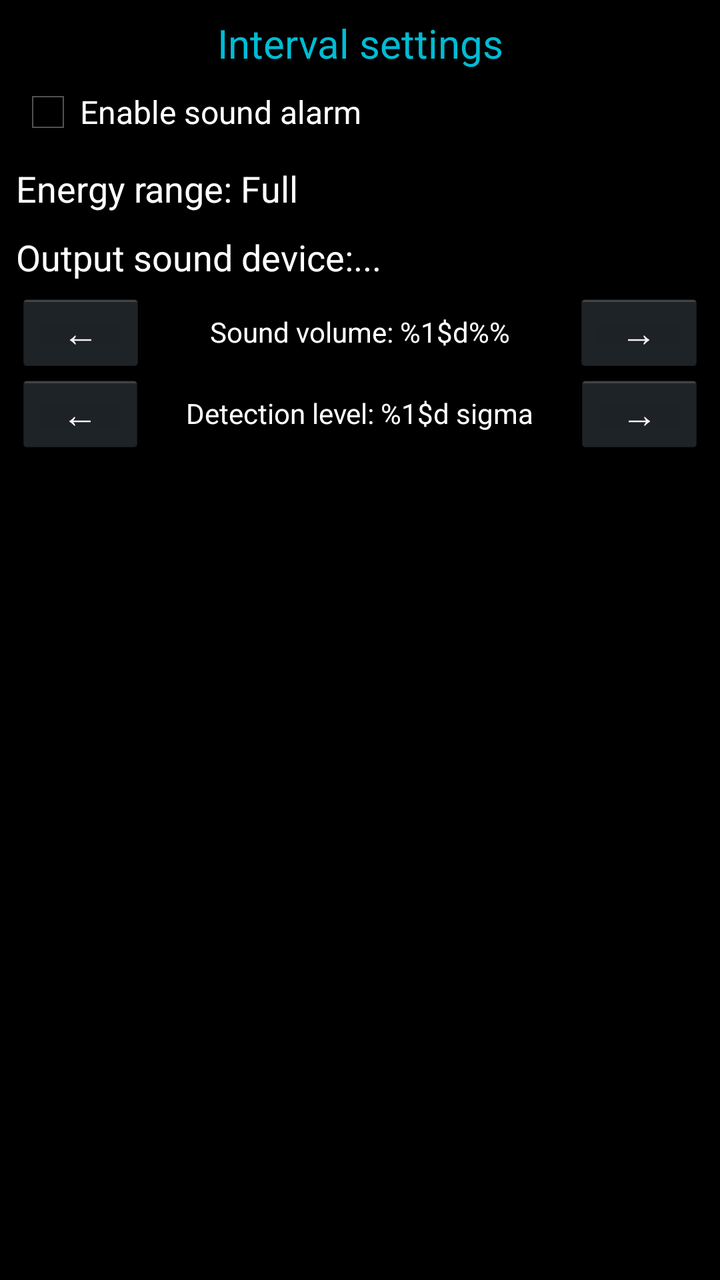
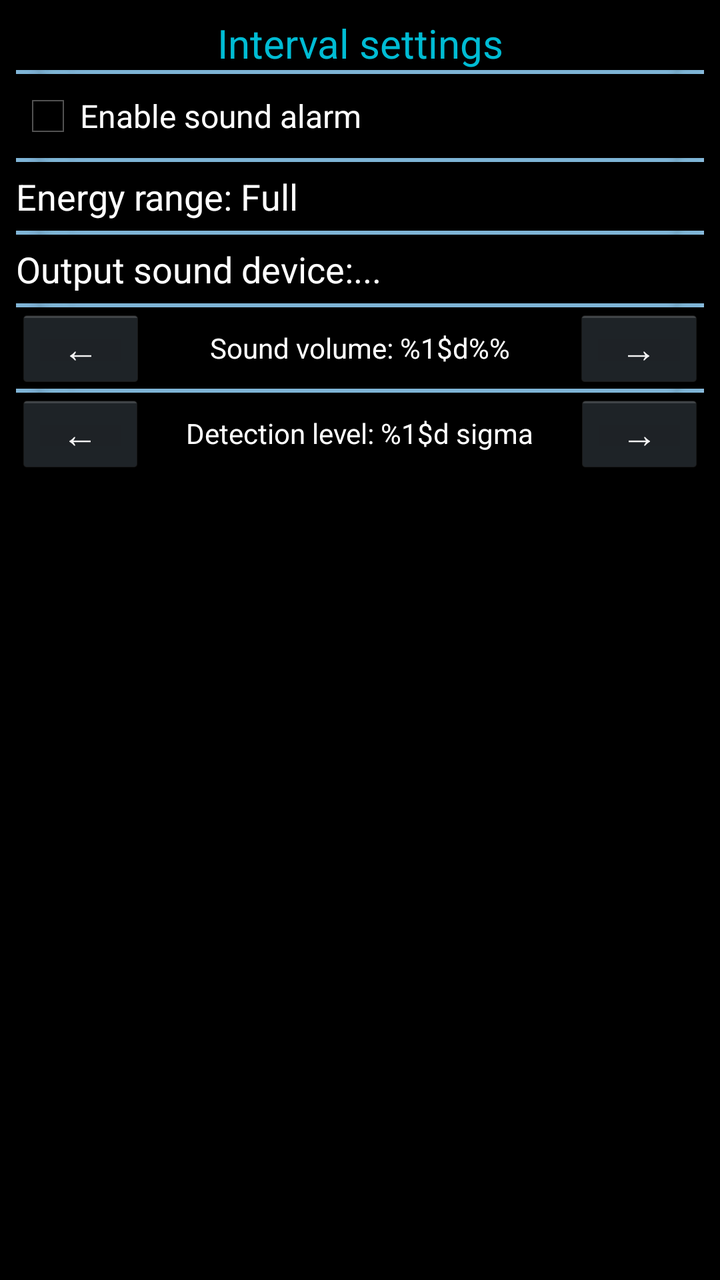

Before-and-after screenshots of an Android layout around one commit, followed by the original layout XML and the change that was made.
<!-- AndroidManifest.xml: application theme AppTheme -->
<!-- res/layout/activity_atom_spectra_interval_settings.xml -->
<?xml version="1.0" encoding="utf-8"?>
<LinearLayout xmlns:android="http://schemas.android.com/apk/res/android"
    xmlns:tools="http://schemas.android.com/tools"
    android:layout_width="match_parent"
    android:layout_height="match_parent"
    android:background="#FF000000"
    android:orientation="vertical"
    tools:context=".AtomSpectraIntervalSettings">

    <ScrollView
        android:layout_width="match_parent"
        android:layout_height="match_parent">

        <LinearLayout
            android:layout_width="match_parent"
            android:layout_height="wrap_content"
            android:orientation="vertical"
            android:padding="8dp">

            <TextView
                android:layout_width="fill_parent"
                android:layout_height="wrap_content"
                android:gravity="center"
                android:text="@string/interval_settings"
                android:textColor="#00BCD4"
                android:textSize="20sp" />

            <LinearLayout
                android:layout_width="match_parent"
                android:layout_height="match_parent"
                android:layout_marginTop="5sp"
                android:layout_marginBottom="5sp"
                android:orientation="horizontal">

                <CheckBox
                    android:id="@+id/intervalSearchSoundEnabled"
                    android:layout_width="wrap_content"
                    android:layout_height="wrap_content"
                    android:text="@string/interval_search_output_sound_enabled"
                    android:textColor="#FFFFFFFF" />
            </LinearLayout>

            <LinearLayout
                android:layout_width="match_parent"
                android:layout_height="match_parent"
                android:layout_marginTop="5sp"
                android:layout_marginBottom="5sp"
                android:orientation="horizontal">

                <TextView
                    android:id="@+id/intervalSearchEnergyRange"
                    android:layout_width="match_parent"
                    android:layout_height="wrap_content"
                    android:onClick="onSelectIntervalClick"
                    android:text="@string/interval_search_energy_range_full"
                    android:textColor="#FFFFFF"
                    android:textSize="18sp" />
            </LinearLayout>

            <LinearLayout
                android:layout_width="match_parent"
                android:layout_height="match_parent"
                android:layout_marginTop="5sp"
                android:layout_marginBottom="5sp"
                android:orientation="horizontal">

                <TextView
                    android:id="@+id/intervalSearchSoundDeviceLabel"
                    android:layout_width="wrap_content"
                    android:layout_height="wrap_content"
                    android:singleLine="true"
                    android:text="@string/interval_search_output_sound_device"
                    android:textColor="#FFFFFF"
                    android:textSize="18sp" />

                <TextView
                    android:id="@+id/intervalSearchSoundOutputDevice"
                    android:layout_width="match_parent"
                    android:layout_height="wrap_content"
                    android:onClick="onSelectSearchAlarmOutputDevice"
                    android:text="..."
                    android:textColor="#FFFFFF"
                    android:textSize="18sp"
                    tools:ignore="HardcodedText" />
            </LinearLayout>

            <LinearLayout
                android:layout_width="match_parent"
                android:layout_height="match_parent"
                android:orientation="horizontal">

                <Button
                    android:id="@+id/decIntervalSearchAlarmVolumeButton"
                    android:layout_width="wrap_content"
                    android:layout_height="wrap_content"
                    android:layout_weight="1"
                    android:minHeight="24dp"
                    android:onClick="onClick_intervalAlarmVolume_minus"
                    android:text="@string/minus" />

                <TextView
                    android:id="@+id/intervalSearchAlarmVolumeText"
                    android:layout_width="wrap_content"
                    android:layout_height="match_parent"
                    android:layout_weight="80"
                    android:gravity="center"
                    android:text="@string/interval_search_sound_volume"
                    android:textColor="#FFFFFF"
                    tools:ignore="HardcodedText" />

                <Button
                    android:id="@+id/incIntervalSearchAlarmVolumeButton"
                    android:layout_width="wrap_content"
                    android:layout_height="wrap_content"
                    android:layout_weight="1"
                    android:minHeight="24dp"
                    android:onClick="onClick_intervalAlarmVolume_plus"
                    android:text="@string/plus" />
            </LinearLayout>

            <LinearLayout
                android:layout_width="match_parent"
                android:layout_height="match_parent"
                android:orientation="horizontal">

                <Button
                    android:id="@+id/decIntervalSearchDetectionLevelButton"
                    android:layout_width="wrap_content"
                    android:layout_height="wrap_content"
                    android:layout_weight="1"
                    android:minHeight="24dp"
                    android:onClick="onClick_intervalDetectionLevel_minus"
                    android:text="@string/minus" />

                <TextView
                    android:id="@+id/intervalSearchDetectionLevelText"
                    android:layout_width="wrap_content"
                    android:layout_height="match_parent"
                    android:layout_weight="80"
                    android:gravity="center"
                    android:text="@string/interval_search_detection_level"
                    android:textColor="#FFFFFF"
                    tools:ignore="HardcodedText" />

                <Button
                    android:id="@+id/incIntervalSearchDetectionLevelButton"
                    android:layout_width="wrap_content"
                    android:layout_height="wrap_content"
                    android:layout_weight="1"
                    android:minHeight="24dp"
                    android:onClick="onClick_intervalDetectionLevel_plus"
                    android:text="@string/plus" />
            </LinearLayout>

        </LinearLayout>
    </ScrollView>
</LinearLayout>
<!-- resources referenced by this layout -->
<resources>
  <string name="interval_search_detection_level">Detection level: %1$d sigma</string>
  <string name="interval_search_energy_range_full">Energy range: Full</string>
  <string name="interval_search_output_sound_device">Output sound device:</string>
  <string name="interval_search_output_sound_enabled">Enable sound alarm</string>
  <string name="interval_search_sound_volume">Sound volume: %1$d%%</string>
  <string name="interval_settings">Interval settings</string>
  <string name="minus">\u2190</string>
  <string name="plus">\u2192</string>
  <style name="AppTheme" parent="AppBaseTheme">
          <item name="android:colorPrimary">@color/color_main</item>
          <item name="android:textColor">@color/color_main</item>
          <item name="android:colorAccent">@color/color_main</item>
          
  
      </style>
  <style name="AppBaseTheme" parent="android:Theme.Holo">
          
      </style>
</resources>

<!-- the commit's change to res/layout/activity_atom_spectra_interval_settings.xml (unified diff, before → after) -->
@@ -14,8 +14,10 @@
         <LinearLayout
             android:layout_width="match_parent"
             android:layout_height="wrap_content"
+            android:divider="@drawable/divider"
             android:orientation="vertical"
-            android:padding="8dp">
+            android:padding="8dp"
+            android:showDividers="middle">
 
             <TextView
                 android:layout_width="fill_parent"
<!-- resource entries referenced after the edit -->
@@ -1,5 +1,6 @@
 <!-- resources referenced by this layout -->
 <resources>
+  <!-- drawable divider: png bitmap (drawable, 3113 bytes) -->
   <string name="interval_search_detection_level">Detection level: %1$d sigma</string>
   <string name="interval_search_energy_range_full">Energy range: Full</string>
   <string name="interval_search_output_sound_device">Output sound device:</string>
